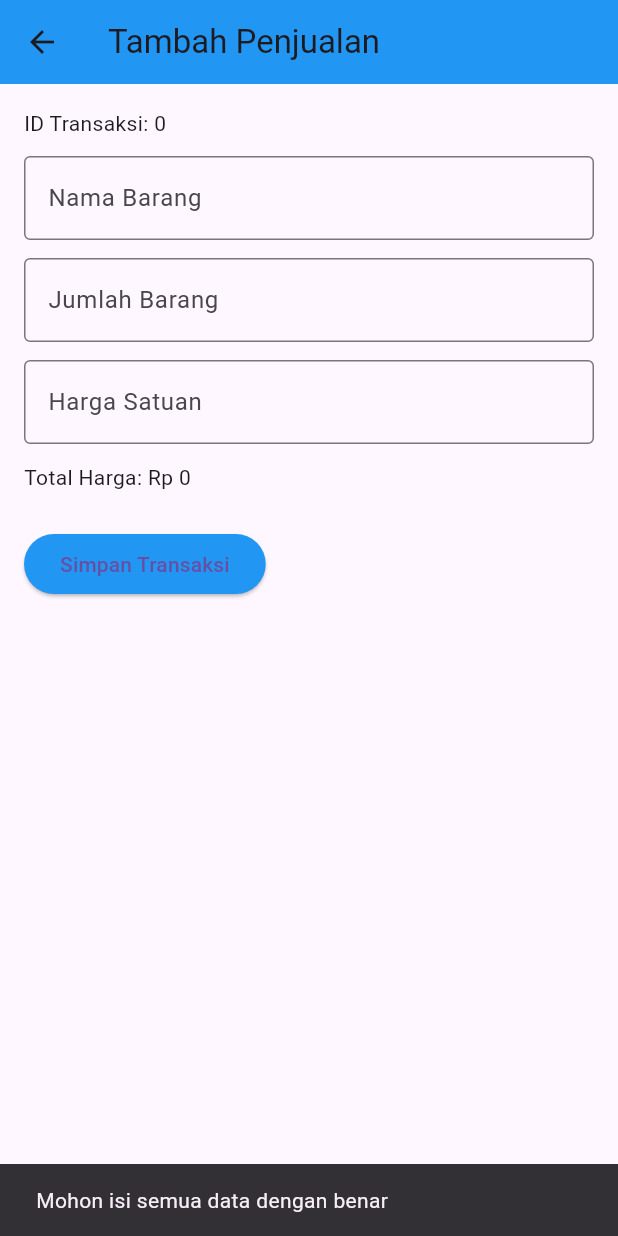
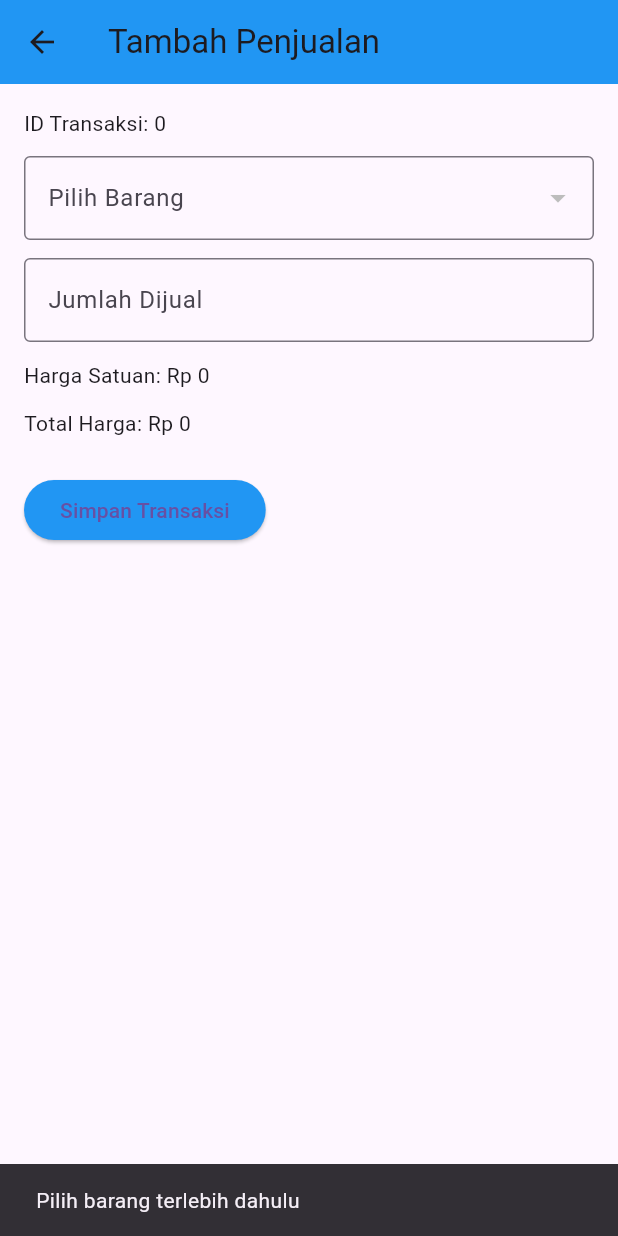
Before and after one commit to JustNap/Capstone_Kelompok4, a Flutter app: the DataPenjualanPage screen opened directly with empty values, after a tap on "Simpan Transaksi", on a phone screen of 412 x 824 dp. Run offline on Flutter 3.47's test engine with Material 3 defaults, Android fonts, the phone set to English and light mode, and no system bars; our stand-ins replace cloud_firestore, firebase_auth, firebase_core, google_fonts; accounts and stored records are empty.

Commit message:
Menghubungkan database stok(barang/jasa) dengan database penjualan!

```diff
--- a/apk_pembukuan/lib/penjualan/data_penjualan.dart
+++ b/apk_pembukuan/lib/penjualan/data_penjualan.dart
@@ -1,4 +1,6 @@
+import 'package:firebase_auth/firebase_auth.dart';
 import 'package:flutter/material.dart';
+import 'package:cloud_firestore/cloud_firestore.dart';
 
 class DataPenjualanPage extends StatefulWidget {
   final int transaksiId;
@@ -10,39 +12,74 @@ class DataPenjualanPage extends StatefulWidget {
 }
 
 class _DataPenjualanPageState extends State<DataPenjualanPage> {
-  final TextEditingController _namaBarangController = TextEditingController();
+  List<Map<String, dynamic>> daftarBarang = [];
+  Map<String, dynamic>? barangTerpilih;
+
   final TextEditingController _jumlahController = TextEditingController();
-  final TextEditingController _hargaController = TextEditingController();
 
   int get totalHarga {
-    final jumlah = int.tryParse(_jumlahController.text) ?? 0;
-    final harga = int.tryParse(_hargaController.text) ?? 0;
-    return jumlah * harga;
+  final jumlah = int.tryParse(_jumlahController.text) ?? 0;
+
+  // Ambil harga dari barangTerpilih dan konversi ke int
+  final hargaNum = barangTerpilih?['harga'] ?? 0;
+
+  // Konversi ke int secara aman
+  final harga = hargaNum is int ? hargaNum : (hargaNum as num).toInt();
+
+  return jumlah * harga;
+}
+
+  @override
+  void initState() {
+    super.initState();
+    _loadBarang();
   }
 
+  void _loadBarang() async {
+  final uid = FirebaseAuth.instance.currentUser?.uid;
+  if (uid == null) return;
+
+  final snapshot = await FirebaseFirestore.instance
+      .collection('Users')
+      .doc(uid)
+      .collection('BarangJasa')
+      .get();
+
+  final data = snapshot.docs
+      .map((doc) => {'id': doc.id, ...doc.data()})
+      .toList();
+
+  setState(() {
+    daftarBarang = data;
+  });
+}
+
   void _simpanTransaksi() {
-    String namaBarang = _namaBarangController.text;
-    int jumlah = int.tryParse(_jumlahController.text) ?? 0;
-    int harga = int.tryParse(_hargaController.text) ?? 0;
-
-    if (namaBarang.isEmpty || jumlah <= 0 || harga <= 0) {
+    if (barangTerpilih == null) {
       ScaffoldMessenger.of(context).showSnackBar(
-        const SnackBar(content: Text('Mohon isi semua data dengan benar')),
+        const SnackBar(content: Text('Pilih barang terlebih dahulu')),
       );
       return;
     }
 
-    print('ID Transaksi: ${widget.transaksiId}');
-    print('Nama Barang: $namaBarang');
-    print('Jumlah: $jumlah');
-    print('Harga: $harga');
-    print('Total: ${totalHarga}');
+    int jumlah = int.tryParse(_jumlahController.text) ?? 0;
+    int stok = barangTerpilih?['jumlah'] ?? 0;
+
+    if (jumlah <= 0 || jumlah > stok) {
+      ScaffoldMessenger.of(context).showSnackBar(
+        SnackBar(
+            content: Text(
+                'Jumlah tidak valid. Stok tersedia: $stok')),
+      );
+      return;
+    }
 
     Navigator.pop(context, {
       'id': widget.transaksiId,
-      'nama': namaBarang,
+      'nama': barangTerpilih!['nama'],
+      'barangId': barangTerpilih!['id'], // penting untuk update stok
       'jumlah': jumlah,
-      'harga': harga,
+      'harga': barangTerpilih!['harga'],
       'total': totalHarga,
     });
   }
@@ -62,10 +99,22 @@ class _DataPenjualanPageState extends State<DataPenjualanPage> {
             Text('ID Transaksi: ${widget.transaksiId}'),
             const SizedBox(height: 12),
 
-            TextField(
-              controller: _namaBarangController,
+            // Dropdown barang
+            DropdownButtonFormField<Map<String, dynamic>>(
+              items: daftarBarang
+                  .map((barang) => DropdownMenuItem(
+                        value: barang,
+                        child: Text('${barang['nama']} (Stok: ${barang['jumlah']})'),
+                      ))
+                  .toList(),
+              onChanged: (value) {
+                setState(() {
+                  barangTerpilih = value;
+                  _jumlahController.clear();
+                });
+              },
               decoration: const InputDecoration(
-                labelText: 'Nama Barang',
+                labelText: 'Pilih Barang',
                 border: OutlineInputBorder(),
               ),
             ),
@@ -75,22 +124,14 @@ class _DataPenjualanPageState extends State<DataPenjualanPage> {
               controller: _jumlahController,
               keyboardType: TextInputType.number,
               decoration: const InputDecoration(
-                labelText: 'Jumlah Barang',
+                labelText: 'Jumlah Dijual',
                 border: OutlineInputBorder(),
               ),
               onChanged: (_) => setState(() {}),
             ),
             const SizedBox(height: 12),
 
-            TextField(
-              controller: _hargaController,
-              keyboardType: TextInputType.number,
-              decoration: const InputDecoration(
-                labelText: 'Harga Satuan',
-                border: OutlineInputBorder(),
-              ),
-              onChanged: (_) => setState(() {}),
-            ),
+            Text('Harga Satuan: Rp ${barangTerpilih?['harga'] ?? 0}'),
             const SizedBox(height: 12),
 
             Text('Total Harga: Rp $totalHarga'),
--- a/apk_pembukuan/lib/stock/addstock.dart
+++ b/apk_pembukuan/lib/stock/addstock.dart
@@ -4,8 +4,6 @@ import 'package:apk_pembukuan/services/database/database_service.dart';
 class StockItem {
   String id;
   String nama;
-  String kategori;
-  String jenis;
   String kode;
   String satuan;
   int jumlah;
@@ -15,8 +13,6 @@ class StockItem {
   StockItem({
     required this.id,
     required this.nama,
-    required this.kategori,
-    required this.jenis,
     required this.kode,
     required this.satuan,
     required this.jumlah,
@@ -103,8 +99,6 @@ class _TambahStockPageState extends State<TambahStockPage> {
                   id: widget.existingItem?.id ??
                       DateTime.now().millisecondsSinceEpoch.toString(),
                   nama: namaController.text,
-                  kategori: '',
-                  jenis: '',
                   kode: kodeController.text,
                   satuan: satuanController.text,
                   jumlah: jumlah,
```
Also changed, not shown: apk_pembukuan/lib/services/database/database_service.dart (+32 -9 lines), apk_pembukuan/pubspec.lock.
